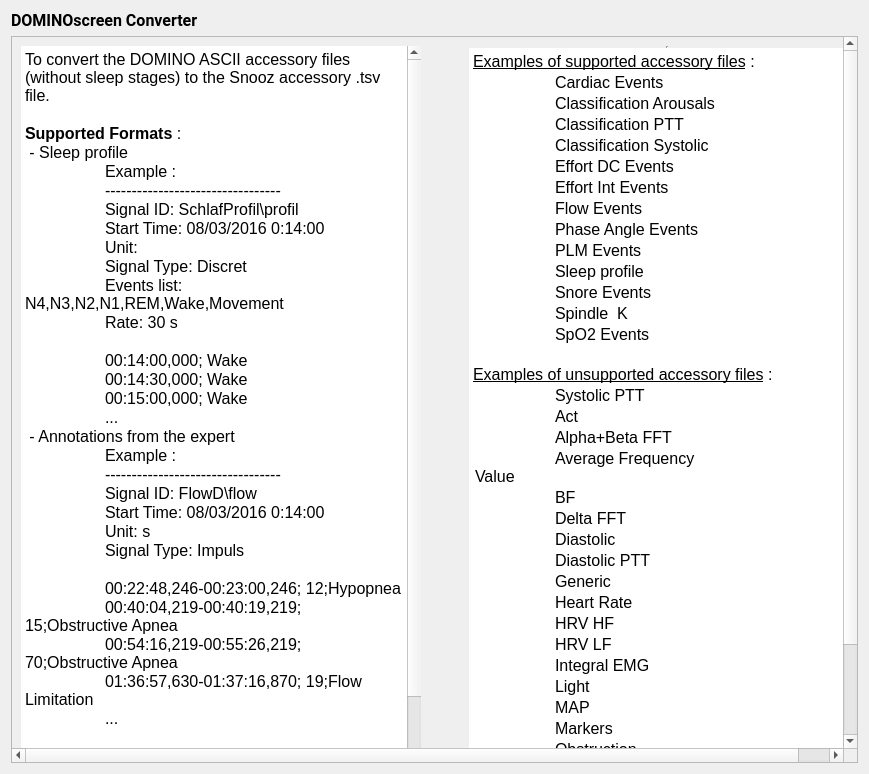
SnoozToolbox/snooz-package-ceams, file tools/CEAMSTools/ConvertDOMINO/IntroStep/Ui_IntroStep.ui: the form before one commit.
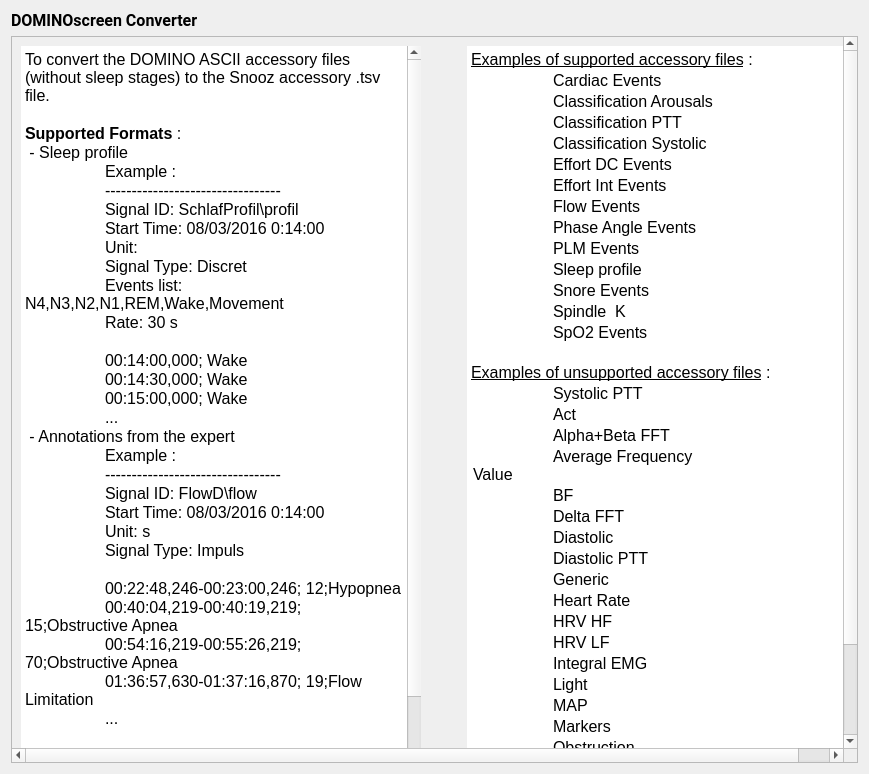
The form after the commit.

Commit message: Unusuall Hlines and Vlines of the frameShape is removed from the tools and modules

```diff
--- a/tools/CEAMSTools/ConvertDOMINO/IntroStep/Ui_IntroStep.ui
+++ b/tools/CEAMSTools/ConvertDOMINO/IntroStep/Ui_IntroStep.ui
@@ -172,7 +172,13 @@
             </size>
            </property>
            <property name="frameShape">
-            <enum>QFrame::VLine</enum>
+            <enum>QFrame::Shape::NoFrame</enum>
+           </property>
+           <property name="frameShadow">
+            <enum>QFrame::Shadow::Plain</enum>
+           </property>
+           <property name="lineWidth">
+            <number>0</number>
            </property>
            <property name="verticalScrollBarPolicy">
             <enum>Qt::ScrollBarAsNeeded</enum>
@@ -185,8 +191,11 @@
            </property>
            <property name="html">
             <string>&lt;!DOCTYPE HTML PUBLIC &quot;-//W3C//DTD HTML 4.0//EN&quot; &quot;http://www.w3.org/TR/REC-html40/strict.dtd&quot;&gt;
-&lt;html&gt;&lt;head&gt;&lt;meta name=&quot;qrichtext&quot; content=&quot;1&quot; /&gt;&lt;style type=&quot;text/css&quot;&gt;
+&lt;html&gt;&lt;head&gt;&lt;meta name=&quot;qrichtext&quot; content=&quot;1&quot; /&gt;&lt;meta charset=&quot;utf-8&quot; /&gt;&lt;style type=&quot;text/css&quot;&gt;
 p, li { white-space: pre-wrap; }
+hr { height: 1px; border-width: 0; }
+li.unchecked::marker { content: &quot;\2610&quot;; }
+li.checked::marker { content: &quot;\2612&quot;; }
 &lt;/style&gt;&lt;/head&gt;&lt;body style=&quot; font-family:'Roboto'; font-size:12pt; font-weight:400; font-style:normal;&quot;&gt;
 &lt;p style=&quot; margin-top:0px; margin-bottom:0px; margin-left:0px; margin-right:0px; -qt-block-indent:0; text-indent:0px;&quot;&gt;&lt;span style=&quot; text-decoration: underline;&quot;&gt;Examples of supported accessory files&lt;/span&gt; :&lt;/p&gt;
 &lt;p style=&quot;-qt-paragraph-type:empty; margin-top:0px; margin-bottom:0px; margin-left:0px; margin-right:0px; -qt-block-indent:0; text-indent:0px;&quot;&gt;&lt;br /&gt;&lt;/p&gt;
```
Left out of the diff: 22 changed lines with no effect on the pictures. The commit also changes 48 other files.
